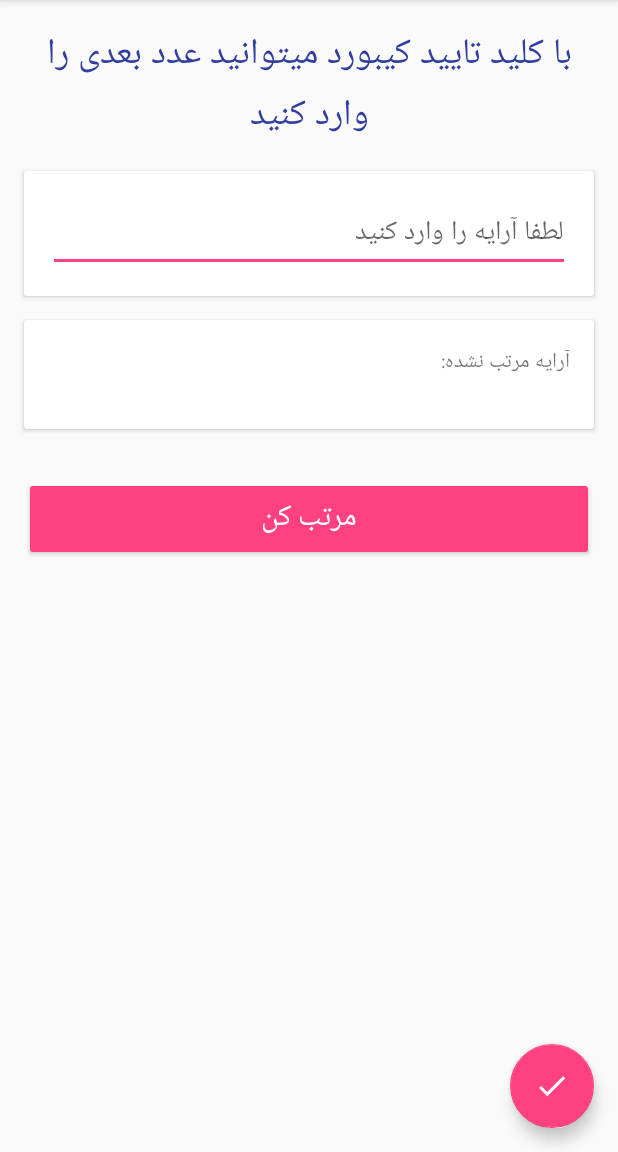
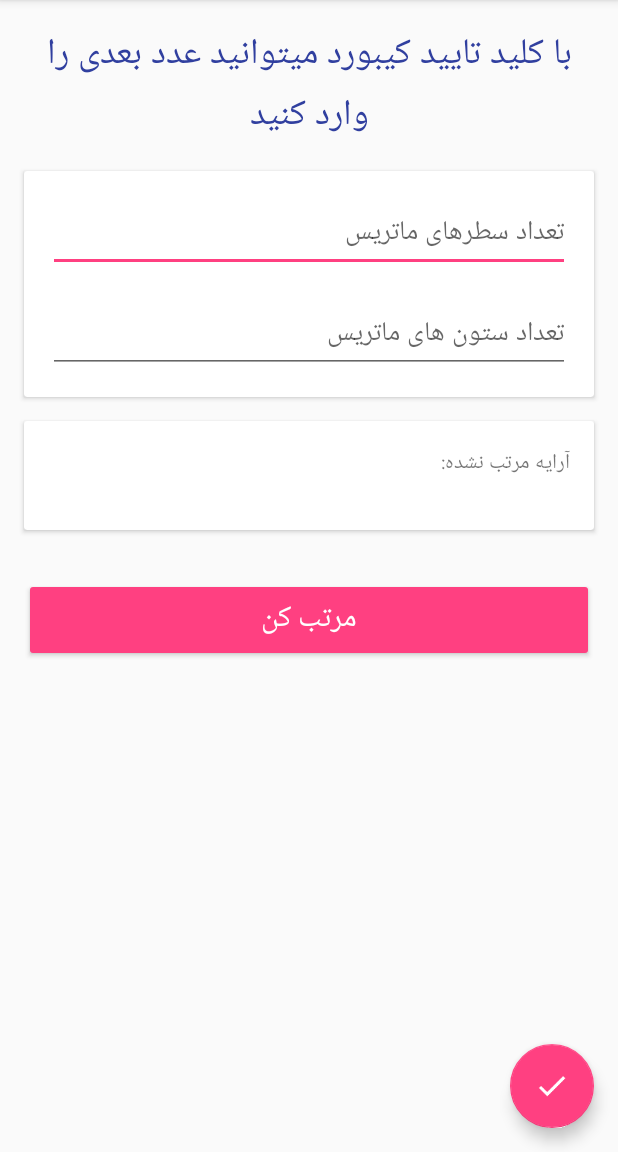
Before and after one commit to BehnamMabodi/Android-StrassenMultiplication, an Android app: the screen it shows after launch (MainActivity), on a phone screen of 412 x 824 dp, the part 84-1236 px from its top. Run offline under Robolectric (Android 15) with nearby library versions, the phone set to English and light mode, and no system bars; libraries missing offline, so code that uses them is left out: com.newway.newlib; 1 statement that could not run was skipped.

Commit message:
+ Added two edittexts

```diff
--- a/app/src/main/java/ir/newway/strassen_multiplication/MainActivity.java
+++ b/app/src/main/java/ir/newway/strassen_multiplication/MainActivity.java
@@ -44,7 +44,7 @@ public class MainActivity extends AppCompatActivity {
         mSortButton = (Button) findViewById(R.id.button_sort);
         mResultTextView = (TextView) findViewById(R.id.results);
         mLogTextView = (TextView) findViewById(R.id.log_textview);
-        mInputEditText = (EditText) findViewById(R.id.input);
+        mInputEditText = (EditText) findViewById(R.id.MatrixHorizontal);
         mInputEditText.addTextChangedListener(new TextWatcher() {
             @Override
             public void beforeTextChanged(CharSequence charSequence, int i, int i1, int i2) {
@@ -117,7 +117,6 @@ public class MainActivity extends AppCompatActivity {
         if (id == R.id.action_settings) {
             return true;
         }
-
         return super.onOptionsItemSelected(item);
     }
 
--- a/app/src/main/res/layout/content_main.xml
+++ b/app/src/main/res/layout/content_main.xml
@@ -43,8 +43,12 @@
             android:layout_marginRight="@dimen/activity_horizontal_margin"
             android:layout_marginTop="@dimen/activity_vertical_margin">
 
+            <TableLayout
+                android:layout_width="match_parent"
+                android:layout_height="wrap_content">
+
                 <EditText
-                android:id="@+id/input"
+                    android:id="@+id/MatrixHorizontal"
                     android:layout_width="match_parent"
                     android:layout_height="wrap_content"
                     android:layout_marginBottom="@dimen/activity_vertical_margin"
@@ -54,6 +58,16 @@
                     android:hint="@string/input_hint"
                     android:inputType="number|numberDecimal"/>
 
+                <EditText
+                    android:id="@+id/MatrixVertical"
+                    android:layout_width="match_parent"
+                    android:layout_height="wrap_content"
+                    android:layout_marginBottom="@dimen/activity_vertical_margin"
+                    android:layout_marginLeft="@dimen/activity_horizontal_margin"
+                    android:layout_marginRight="@dimen/activity_horizontal_margin"
+                    android:hint="@string/input_hint_vertical"
+                    android:inputType="number|numberDecimal"/>
+            </TableLayout>
         </android.support.v7.widget.CardView>
 
         <ScrollView
--- a/app/src/main/res/values/strings.xml
+++ b/app/src/main/res/values/strings.xml
@@ -1,7 +1,8 @@
 <resources>
     <string name="app_name">Strassen Multiplication</string>
     <string name="action_settings">Settings</string>
-    <string name="input_hint">لطفا آرایه را وارد کنید</string>
+    <string name="input_hint">تعداد سطرهای ماتریس</string>
+    <string name="input_hint_vertical">تعداد ستون های ماتریس</string>
     <string name="input_hint_full">آرایه مرتب نشده:\n</string>
     <string name="unsorted_array">آرایه مرتب نشده:\n</string>
     <string name="sorted_array">آرایه مرتب شده:\n</string>
```
Lines whose indentation alone changed are shown as unchanged.
